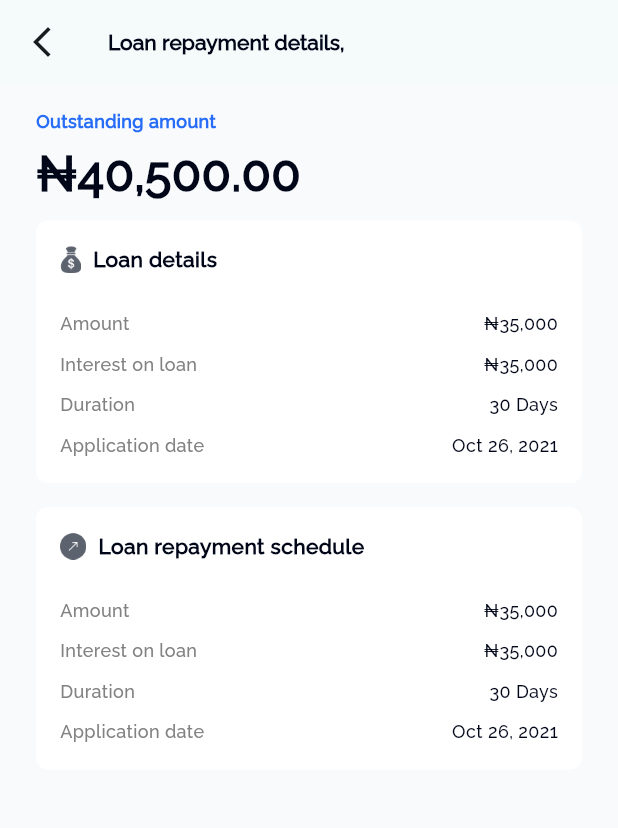
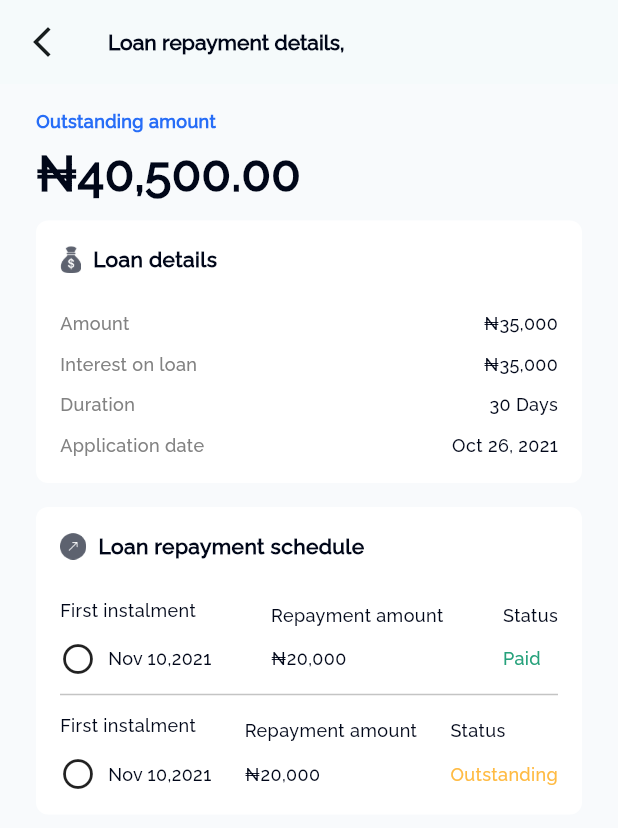
Before and after one commit to Codeinstd/Loan-app, a Flutter app: the screen it shows after launch, on a phone screen of 412 x 824 dp. Shown: the top 828 px of the screen. Run offline on Flutter 3.47's test engine with Material 3 defaults, Android fonts, the phone set to English and light mode, and no system bars.

Commit message:
loan details screen updated

```diff
--- a/lib/ui/screens/second.dart
+++ b/lib/ui/screens/second.dart
@@ -246,7 +246,7 @@ class _SecondState extends State<Second> {
 
                   SizedBox(
                     width: 400,
-                    height: 175,
+                    height: 205,
                     child: DecoratedBox(
                       decoration: BoxDecoration(
                           color: AppColors.white,
@@ -286,26 +286,69 @@ class _SecondState extends State<Second> {
                               height: 24,
                             ),
 
-                            // list //
                             Row(
                               mainAxisAlignment: MainAxisAlignment.spaceBetween,
                               children: [
-                                // label //
+                                // column 01 //
+                                Column(
+                                  crossAxisAlignment: CrossAxisAlignment.start,
+                                  children: [
                                     Text(
-                                  'Amount',
+                                      'First instalment',
                                       style: TextStyle(
                                           fontFamily: 'Raleway',
-                                      color: AppColors.subtext,
+                                          color: AppColors.headertext,
                                           fontWeight: FontWeight.w500,
                                           fontSize: 12),
                                     ),
 
                                     SizedBox(
+                                      height: 12,
+                                    ),
+
+                                    // bottom //
+                                    Row(
+                                      mainAxisAlignment:
+                                          MainAxisAlignment.start,
+                                      children: [
+                                        Icon(Icons.radio_button_off_outlined),
+                                        SizedBox(
                                           width: 8,
                                         ),
-                                // label //
                                         Text(
-                                  '₦35,000',
+                                          'Nov 10,2021',
+                                          style: TextStyle(
+                                              fontFamily: 'Raleway',
+                                              color: AppColors.headertext,
+                                              fontWeight: FontWeight.w500,
+                                              fontSize: 12),
+                                        ),
+                                      ],
+                                    )
+                                  ],
+                                ),
+
+                                // column 02 //
+
+                                Column(
+                                  crossAxisAlignment: CrossAxisAlignment.start,
+                                  children: [
+                                    Text(
+                                      'Repayment amount',
+                                      style: TextStyle(
+                                          fontFamily: 'Raleway',
+                                          color: AppColors.headertext,
+                                          fontWeight: FontWeight.w500,
+                                          fontSize: 12),
+                                    ),
+
+                                    SizedBox(
+                                      height: 12,
+                                    ),
+
+                                    // bottom //
+                                    Text(
+                                      '₦20,000',
                                       style: TextStyle(
                                           fontFamily: 'Raleway',
                                           color: AppColors.headertext,
@@ -315,29 +358,111 @@ class _SecondState extends State<Second> {
                                   ],
                                 ),
 
+                                // column 02 //
+
+                                Column(
+                                  crossAxisAlignment: CrossAxisAlignment.start,
+                                  children: [
+                                    Text(
+                                      'Status',
+                                      style: TextStyle(
+                                          fontFamily: 'Raleway',
+                                          color: AppColors.headertext,
+                                          fontWeight: FontWeight.w500,
+                                          fontSize: 12),
+                                    ),
+
                                     SizedBox(
-                              height: 10,
+                                      height: 12,
+                                    ),
+
+                                    // bottom //
+                                    Text(
+                                      'Paid',
+                                      style: TextStyle(
+                                          fontFamily: 'Raleway',
+                                          color: AppColors.green,
+                                          fontWeight: FontWeight.w500,
+                                          fontSize: 12),
+                                    ),
+                                  ],
+                                )
+                              ],
+                            ),
+
+                            SizedBox(
+                              height: 4,
+                            ),
+                            Divider(
+                              color: AppColors.divider,
+                            ),
+                            SizedBox(
+                              height: 4,
                             ),
 
                             Row(
                               mainAxisAlignment: MainAxisAlignment.spaceBetween,
                               children: [
-                                // label //
+                                // column 01 //
+                                Column(
+                                  crossAxisAlignment: CrossAxisAlignment.start,
+                                  children: [
                                     Text(
-                                  'Interest on loan',
+                                      'First instalment',
                                       style: TextStyle(
                                           fontFamily: 'Raleway',
-                                      color: AppColors.subtext,
+                                          color: AppColors.headertext,
                                           fontWeight: FontWeight.w500,
                                           fontSize: 12),
                                     ),
 
                                     SizedBox(
+                                      height: 12,
+                                    ),
+
+                                    // bottom //
+                                    Row(
+                                      mainAxisAlignment:
+                                          MainAxisAlignment.start,
+                                      children: [
+                                        Icon(Icons.radio_button_off_outlined),
+                                        SizedBox(
                                           width: 8,
                                         ),
-                                // label //
                                         Text(
-                                  '₦35,000',
+                                          'Nov 10,2021',
+                                          style: TextStyle(
+                                              fontFamily: 'Raleway',
+                                              color: AppColors.headertext,
+                                              fontWeight: FontWeight.w500,
+                                              fontSize: 12),
+                                        ),
+                                      ],
+                                    )
+                                  ],
+                                ),
+
+                                // column 02 //
+
+                                Column(
+                                  crossAxisAlignment: CrossAxisAlignment.start,
+                                  children: [
+                                    Text(
+                                      'Repayment amount',
+                                      style: TextStyle(
+                                          fontFamily: 'Raleway',
+                                          color: AppColors.headertext,
+                                          fontWeight: FontWeight.w500,
+                                          fontSize: 12),
+                                    ),
+
+                                    SizedBox(
+                                      height: 12,
+                                    ),
+
+                                    // bottom //
+                                    Text(
+                                      '₦20,000',
                                       style: TextStyle(
                                           fontFamily: 'Raleway',
                                           color: AppColors.headertext,
@@ -347,67 +472,35 @@ class _SecondState extends State<Second> {
                                   ],
                                 ),
 
-                            SizedBox(
-                              height: 10,
-                            ),
+                                // column 02 //
 
-                            Row(
-                              mainAxisAlignment: MainAxisAlignment.spaceBetween,
+                                Column(
+                                  crossAxisAlignment: CrossAxisAlignment.start,
                                   children: [
-                                // label //
                                     Text(
-                                  'Duration',
-                                  style: TextStyle(
-                                      fontFamily: 'Raleway',
-                                      color: AppColors.subtext,
-                                      fontWeight: FontWeight.w500,
-                                      fontSize: 12),
-                                ),
-
-                                SizedBox(
-                                  width: 8,
-                                ),
-                                // label //
-                                Text(
-                                  '30 Days',
+                                      'Status',
                                       style: TextStyle(
                                           fontFamily: 'Raleway',
                                           color: AppColors.headertext,
                                           fontWeight: FontWeight.w500,
                                           fontSize: 12),
                                     ),
-                              ],
+
+                                    SizedBox(
+                                      height: 12,
                                     ),
 
-                            SizedBox(
-                              height: 10,
-                            ),
-
-                            Row(
-                              mainAxisAlignment: MainAxisAlignment.spaceBetween,
-                              children: [
-                                // label //
+                                    // bottom //
                                     Text(
-                                  'Application date',
+                                      'Outstanding',
                                       style: TextStyle(
                                           fontFamily: 'Raleway',
-                                      color: AppColors.subtext,
+                                          color: AppColors.orange,
                                           fontWeight: FontWeight.w500,
                                           fontSize: 12),
                                     ),
-
-                                SizedBox(
-                                  width: 8,
-                                ),
-                                // label //
-                                Text(
-                                  'Oct 26, 2021',
-                                  style: TextStyle(
-                                      fontFamily: 'Raleway',
-                                      color: AppColors.headertext,
-                                      fontWeight: FontWeight.w500,
-                                      fontSize: 12),
-                                ),
+                                  ],
+                                )
                               ],
                             ),
                           ],
```
Lines whose indentation alone changed are shown as unchanged.
